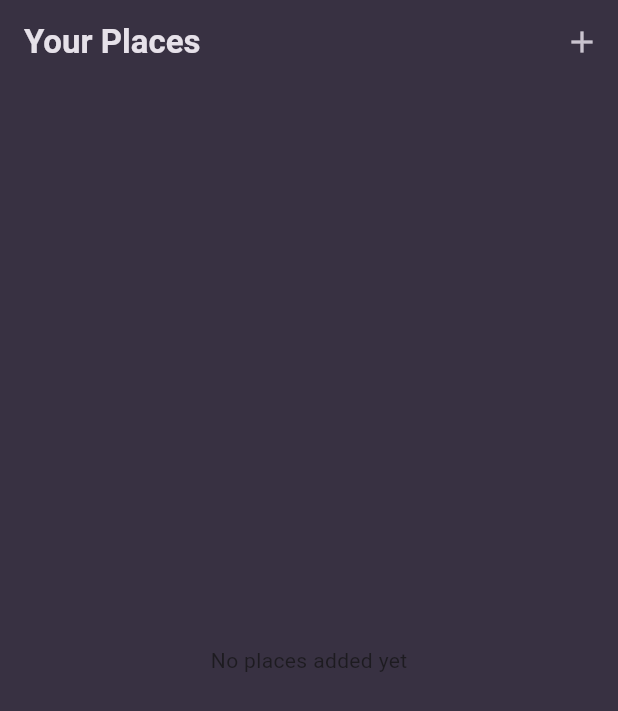
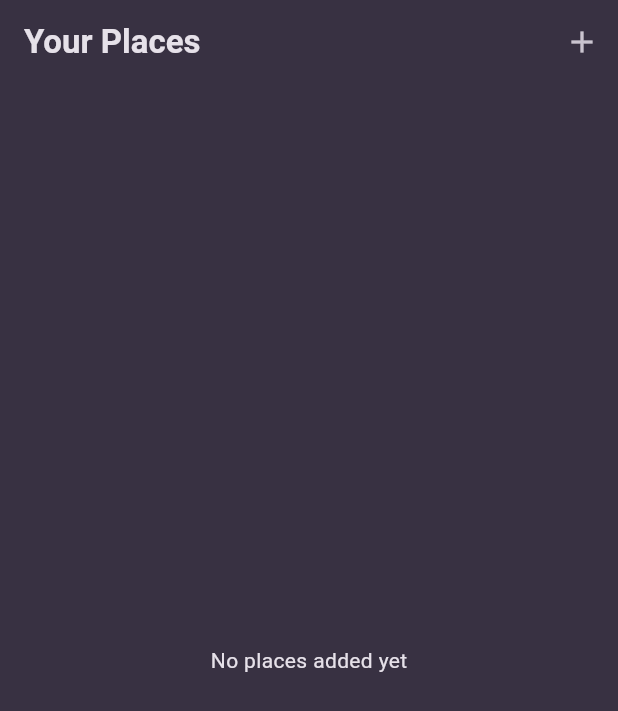
Before and after one commit to prithvirajbaral/favorite_place_app, a Flutter app: the screen it shows after launch, on a phone screen of 412 x 824 dp. Shown: the top 711 px of the screen. Run offline on Flutter 3.47's test engine with Material 3 defaults, Android fonts, the phone set to English and light mode, and no system bars; our stand-ins replace google_fonts.

Commit message:
some style for Text

```diff
--- a/lib/widgets/places_list.dart
+++ b/lib/widgets/places_list.dart
@@ -9,8 +9,13 @@ class PlacesList extends StatelessWidget {
   @override
   Widget build(BuildContext context) {
     if (places.isEmpty) {
-      return const Center(
-        child: Text('No places added yet'),
+      return Center(
+        child: Text(
+          'No places added yet',
+          style: TextStyle(
+            color: Theme.of(context).colorScheme.onSurface,
+          ),
+        ),
       );
     }
 
```
